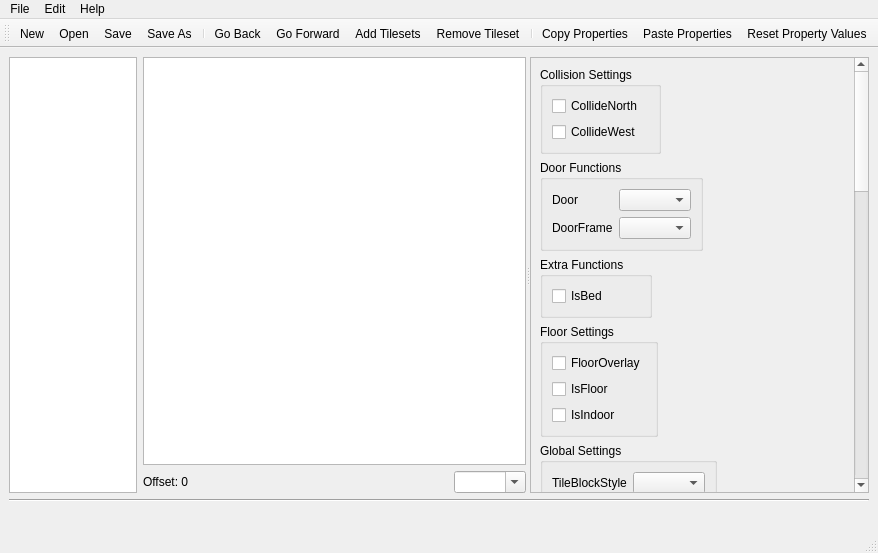
Above: src/tiled/tiledefdialog.ui from timbaker/tiled before the change. Below: the same form after it.
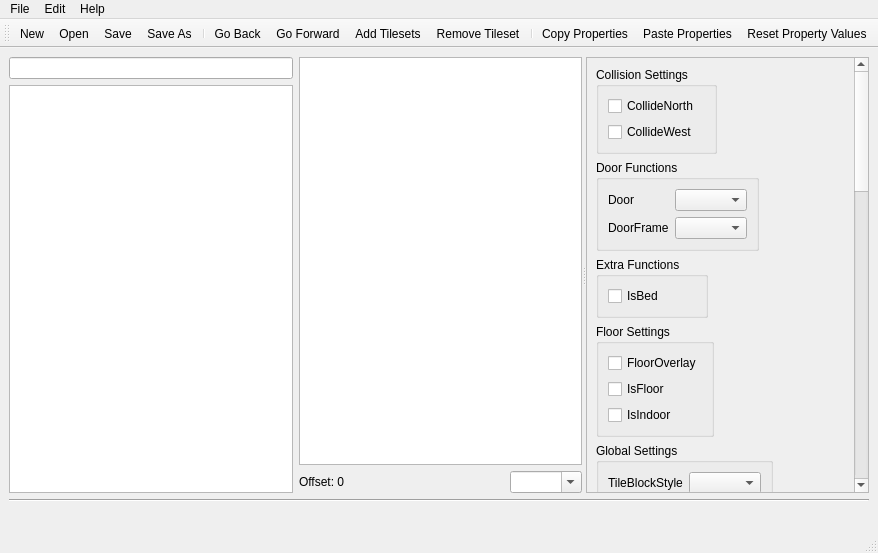
That is the form after the change. Icons and pictures are not drawn. Custom widgets are drawn as their Qt base class.

Commit message: WIP: Rotate the view in BuildingEd

Patch:
```diff
--- a/src/tiled/tiledefdialog.ui
+++ b/src/tiled/tiledefdialog.ui
@@ -27,6 +27,9 @@
        <layout class="QHBoxLayout" name="tilesNtilesetLayout">
         <item>
          <layout class="QVBoxLayout" name="tilesetLayout">
+          <item>
+           <widget class="QLineEdit" name="tilesetFilter"/>
+          </item>
           <item>
            <widget class="QListWidget" name="tilesets">
             <property name="sizePolicy">
@@ -865,7 +868,7 @@
  <customwidgets>
   <customwidget>
    <class>Tiled::Internal::MixedTilesetView</class>
-   <extends>QTableView</extends>
+   <extends>QTableWidget</extends>
    <header>BuildingEditor/mixedtilesetview.h</header>
   </customwidget>
  </customwidgets>
```
Left out of the diff: 11 changed lines with no effect on the pictures. The commit also changes 14 other files.
